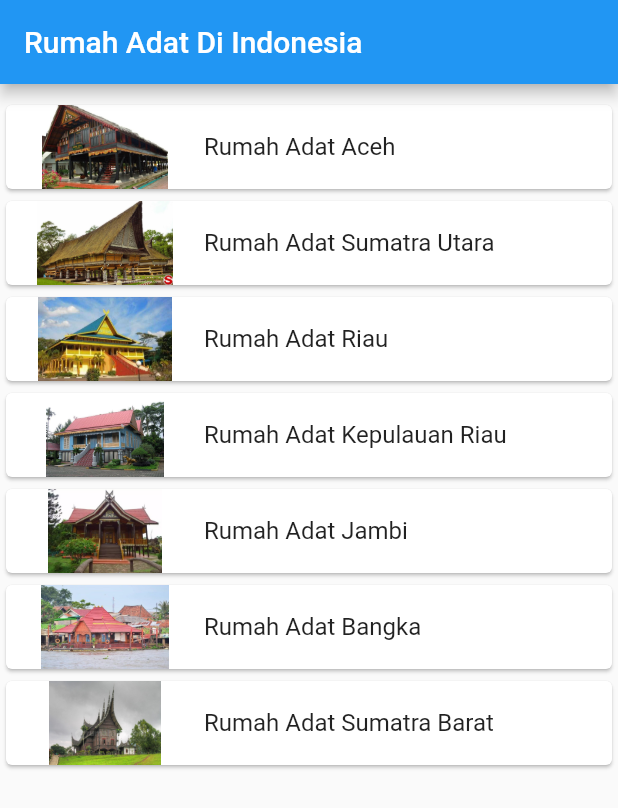
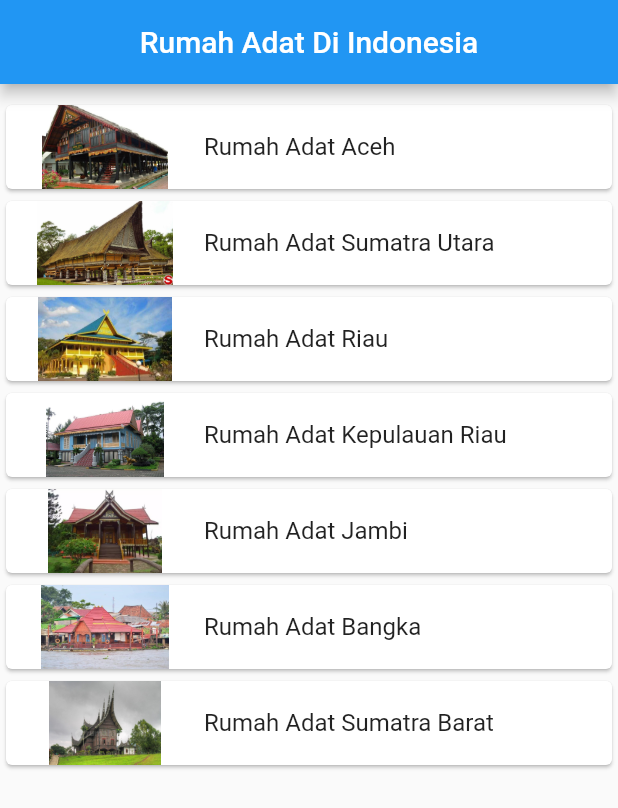
Before and after one commit to AhmadZRizqi/Latihan-Soal-PBM-2, a Flutter app: the screen it shows after launch, on a phone screen of 412 x 824 dp. Shown: the top 808 px of the screen. Run offline on Flutter 3.47's test engine with Material 2 defaults, Android fonts, the phone set to English and light mode, and no system bars.

Commit message:
mengubah title app bar

```diff
--- a/lib/home.dart
+++ b/lib/home.dart
@@ -16,7 +16,8 @@ class Home extends StatelessWidget {
       debugShowCheckedModeBanner: false,
       theme: ThemeData(appBarTheme: const AppBarTheme(color: Colors.blue)),
       home: Scaffold(
-          appBar: AppBar(title: const Text("Rumah Adat Di Indonesia")),
+          appBar: AppBar(
+              title: const Text("Rumah Adat Di Indonesia"), centerTitle: true),
           body: ListView(
             children: [
               const SizedBox(
```
